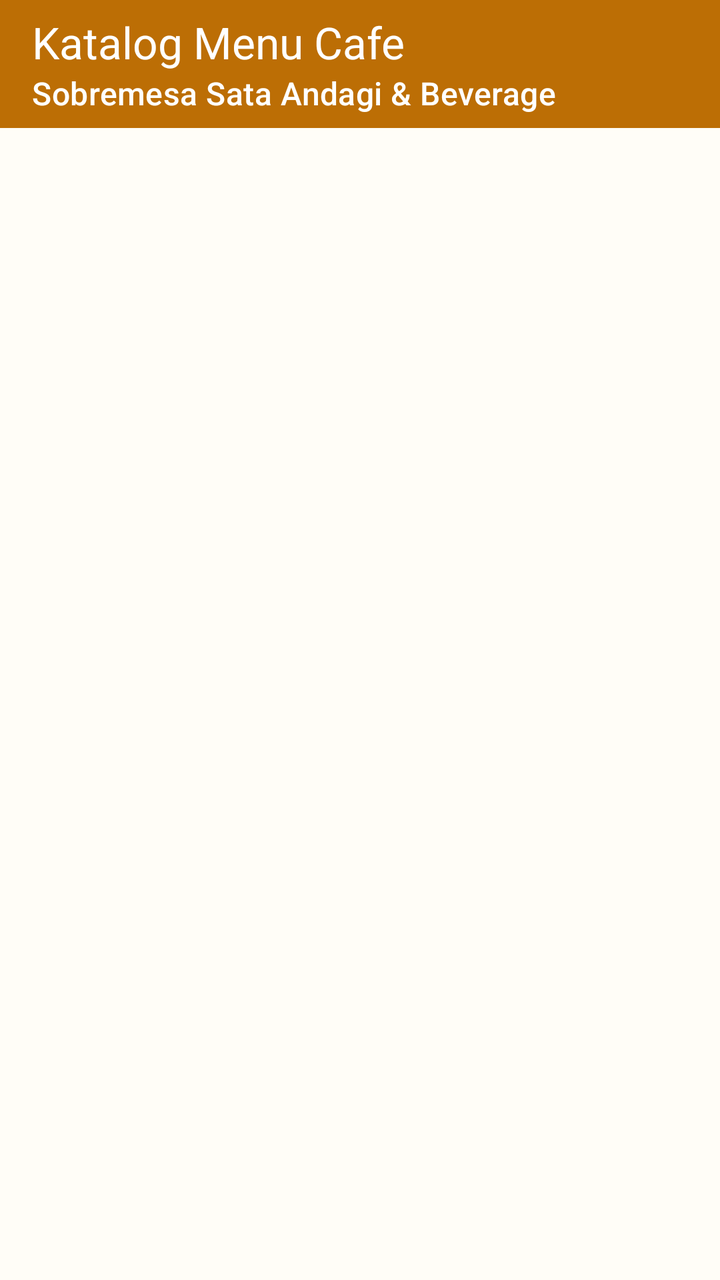
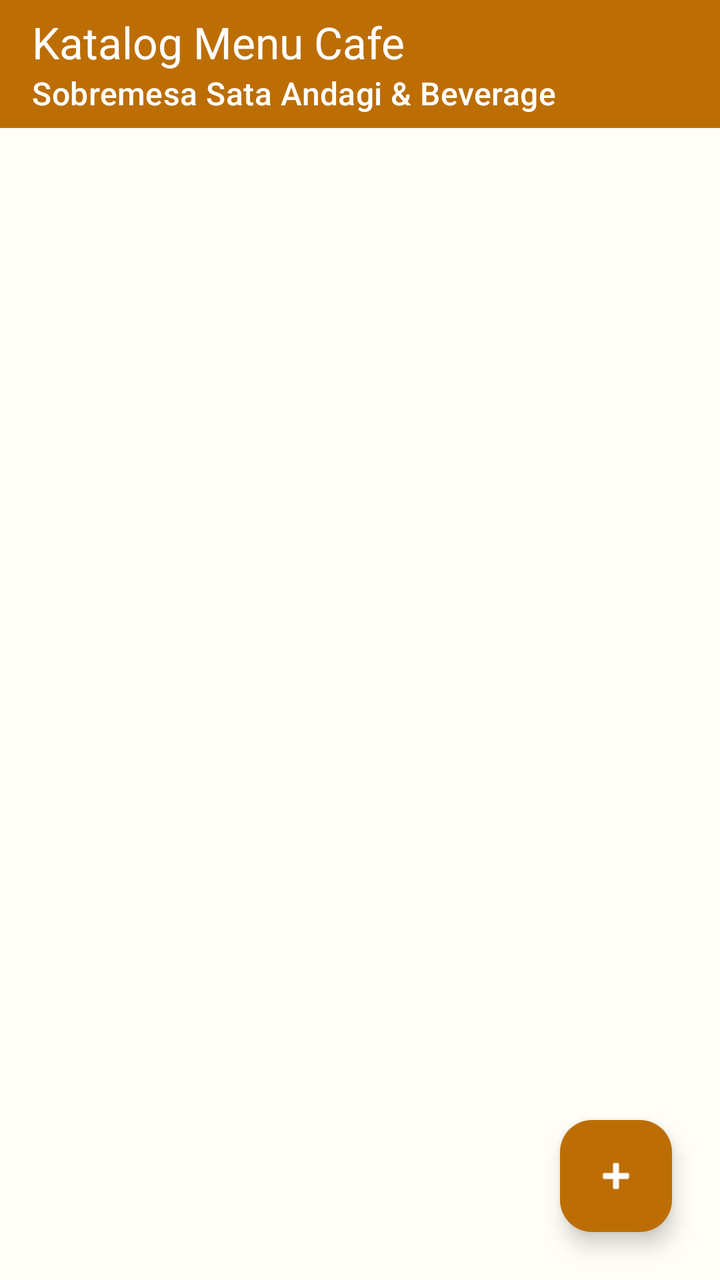

An Android layout rendered at two revisions. The XML below is the earlier revision; the diff shows what the commit changed to produce the second picture.
<!-- AndroidManifest.xml: application theme Theme.AZBSataAndagi -->
<!-- res/layout/activity_menu.xml -->
<?xml version="1.0" encoding="utf-8"?>
<LinearLayout xmlns:android="http://schemas.android.com/apk/res/android"
    xmlns:app="http://schemas.android.com/apk/res-auto"
    xmlns:tools="http://schemas.android.com/tools"
    android:id="@+id/main"
    android:layout_width="match_parent"
    android:layout_height="match_parent"
    android:background="@color/background_light"
    android:orientation="vertical"
    tools:context=".MenuActivity">

    
    <androidx.appcompat.widget.Toolbar
        android:id="@+id/toolbar"
        android:layout_width="match_parent"
        android:layout_height="?attr/actionBarSize"
        android:background="@color/primary"
        app:subtitle="Sobremesa Sata Andagi &amp; Beverage"
        app:subtitleTextColor="@color/white"
        app:title="Katalog Menu Cafe"
        app:titleTextColor="@color/white" />

    
    <androidx.recyclerview.widget.RecyclerView
        android:id="@+id/rvMenu"
        android:layout_width="match_parent"
        android:layout_height="match_parent"
        android:clipToPadding="false"
        android:paddingVertical="10dp" />

</LinearLayout>
<!-- resources referenced by this layout -->
<resources>
  <color name="background_light">#FFFDF7</color>
  <color name="primary">#BC6E05</color>
  <color name="white">#FFFFFFFF</color>
  <style name="Theme.AZBSataAndagi" parent="Base.Theme.AZBSataAndagi" />
  <style name="Base.Theme.AZBSataAndagi" parent="Theme.Material3.DayNight.NoActionBar">
          <item name="colorPrimary">@color/primary</item>
          <item name="colorOnPrimary">@color/white</item>
          <item name="colorPrimaryContainer">@color/primary_light</item>
          <item name="colorSecondary">@color/accent</item>
          <item name="colorOnSecondary">@color/white</item>
          <item name="android:windowBackground">@color/background_light</item>
          <item name="android:statusBarColor">@color/primary_dark</item>
      </style>
  <color name="primary_light">#E69A28</color>
  <color name="accent">#E67E22</color>
  <color name="primary_dark">#8C4F00</color>
</resources>

<!-- the commit's change to res/layout/activity_menu.xml (unified diff, before → after) -->
@@ -1,31 +1,49 @@
 <?xml version="1.0" encoding="utf-8"?>
-<LinearLayout xmlns:android="http://schemas.android.com/apk/res/android"
+<androidx.coordinatorlayout.widget.CoordinatorLayout xmlns:android="http://schemas.android.com/apk/res/android"
     xmlns:app="http://schemas.android.com/apk/res-auto"
     xmlns:tools="http://schemas.android.com/tools"
     android:id="@+id/main"
     android:layout_width="match_parent"
     android:layout_height="match_parent"
     android:background="@color/background_light"
-    android:orientation="vertical"
     tools:context=".MenuActivity">
 
-    
-    <androidx.appcompat.widget.Toolbar
-        android:id="@+id/toolbar"
-        android:layout_width="match_parent"
-        android:layout_height="?attr/actionBarSize"
-        android:background="@color/primary"
-        app:subtitle="Sobremesa Sata Andagi &amp; Beverage"
-        app:subtitleTextColor="@color/white"
-        app:title="Katalog Menu Cafe"
-        app:titleTextColor="@color/white" />
-
-    
-    <androidx.recyclerview.widget.RecyclerView
-        android:id="@+id/rvMenu"
+    <LinearLayout
         android:layout_width="match_parent"
         android:layout_height="match_parent"
-        android:clipToPadding="false"
-        android:paddingVertical="10dp" />
+        android:orientation="vertical">
 
-</LinearLayout>
+        
+        <androidx.appcompat.widget.Toolbar
+            android:id="@+id/toolbar"
+            android:layout_width="match_parent"
+            android:layout_height="?attr/actionBarSize"
+            android:background="@color/primary"
+            app:subtitle="Sobremesa Sata Andagi &amp; Beverage"
+            app:subtitleTextColor="@color/white"
+            app:title="Katalog Menu Cafe"
+            app:titleTextColor="@color/white" />
+
+        
+        <androidx.recyclerview.widget.RecyclerView
+            android:id="@+id/rvMenu"
+            android:layout_width="match_parent"
+            android:layout_height="match_parent"
+            android:clipToPadding="false"
+            android:paddingVertical="10dp"
+            android:paddingBottom="80dp" />
+
+    </LinearLayout>
+
+    <com.google.android.material.floatingactionbutton.FloatingActionButton
+        android:id="@+id/fabAddMenu"
+        android:layout_width="wrap_content"
+        android:layout_height="wrap_content"
+        android:layout_gravity="bottom|end"
+        android:layout_margin="24dp"
+        android:contentDescription="Tambah Menu"
+        app:backgroundTint="@color/primary"
+        app:srcCompat="@android:drawable/ic_input_add"
+        app:tint="@color/white" />
+
+</androidx.coordinatorlayout.widget.CoordinatorLayout>
